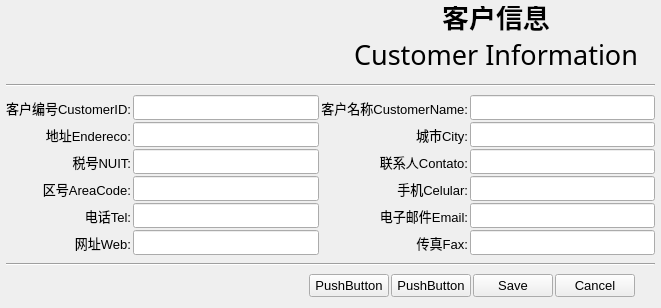
The window that Ui/FormCustomerEdit.ui (golden7602/zion) describes before a commit, drawn with Qt 5.
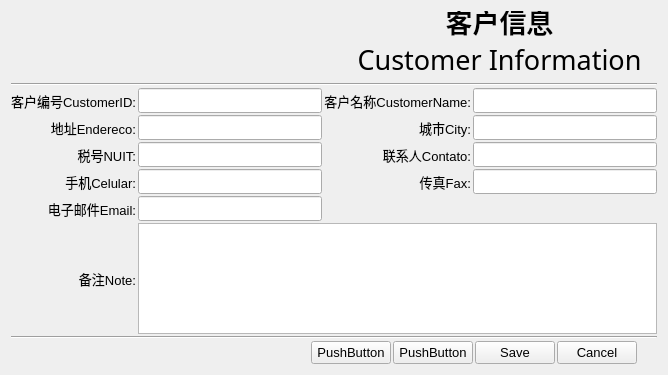
The same window after the commit. Icons and pictures are not drawn.

The edit to the form file:
```diff
--- a/Ui/FormCustomerEdit.ui
+++ b/Ui/FormCustomerEdit.ui
@@ -6,14 +6,14 @@
    <rect>
     <x>0</x>
     <y>0</y>
-    <width>661</width>
-    <height>308</height>
+    <width>668</width>
+    <height>375</height>
    </rect>
   </property>
   <property name="maximumSize">
    <size>
-    <width>661</width>
-    <height>500</height>
+    <width>668</width>
+    <height>375</height>
    </size>
   </property>
   <property name="font">
@@ -23,24 +23,12 @@
    </font>
   </property>
   <property name="windowTitle">
-   <string>Order</string>
+   <string>Customer Inoformation</string>
   </property>
   <layout class="QVBoxLayout" name="verticalLayout_2">
    <property name="spacing">
     <number>2</number>
    </property>
-   <property name="leftMargin">
-    <number>6</number>
-   </property>
-   <property name="topMargin">
-    <number>0</number>
-   </property>
-   <property name="rightMargin">
-    <number>6</number>
-   </property>
-   <property name="bottomMargin">
-    <number>2</number>
-   </property>
    <item>
     <layout class="QHBoxLayout" name="horizontalLayout_2">
      <property name="bottomMargin">
@@ -170,25 +158,6 @@
        </property>
       </widget>
      </item>
-     <item row="3" column="1">
-      <widget class="QLineEdit" name="fAreaCode">
-       <property name="minimumSize">
-        <size>
-         <width>0</width>
-         <height>25</height>
-        </size>
-       </property>
-       <property name="sizeIncrement">
-        <size>
-         <width>0</width>
-         <height>25</height>
-        </size>
-       </property>
-       <property name="clearButtonEnabled">
-        <bool>true</bool>
-       </property>
-      </widget>
-     </item>
      <item row="0" column="0">
       <widget class="QLabel" name="label_13">
        <property name="text">
@@ -243,28 +212,6 @@
        </property>
       </widget>
      </item>
-     <item row="3" column="0">
-      <widget class="QLabel" name="label_14">
-       <property name="minimumSize">
-        <size>
-         <width>0</width>
-         <height>25</height>
-        </size>
-       </property>
-       <property name="sizeIncrement">
-        <size>
-         <width>0</width>
-         <height>25</height>
-        </size>
-       </property>
-       <property name="text">
-        <string>区号AreaCode:</string>
-       </property>
-       <property name="alignment">
-        <set>Qt::AlignRight|Qt::AlignTrailing|Qt::AlignVCenter</set>
-       </property>
-      </widget>
-     </item>
      <item row="0" column="3">
       <widget class="QLineEdit" name="fCustomerName">
        <property name="minimumSize">
@@ -284,35 +231,6 @@
        </property>
       </widget>
      </item>
-     <item row="3" column="2">
-      <widget class="QLabel" name="label_10">
-       <property name="text">
-        <string>手机Celular:</string>
-       </property>
-       <property name="alignment">
-        <set>Qt::AlignRight|Qt::AlignTrailing|Qt::AlignVCenter</set>
-       </property>
-      </widget>
-     </item>
-     <item row="3" column="3">
-      <widget class="QLineEdit" name="fCelular">
-       <property name="minimumSize">
-        <size>
-         <width>0</width>
-         <height>25</height>
-        </size>
-       </property>
-       <property name="sizeIncrement">
-        <size>
-         <width>0</width>
-         <height>25</height>
-        </size>
-       </property>
-       <property name="clearButtonEnabled">
-        <bool>true</bool>
-       </property>
-      </widget>
-     </item>
      <item row="2" column="3">
       <widget class="QLineEdit" name="fContato">
        <property name="minimumSize">
@@ -420,47 +338,6 @@
        </property>
       </widget>
      </item>
-     <item row="4" column="3">
-      <widget class="QLineEdit" name="fEmail">
-       <property name="minimumSize">
-        <size>
-         <width>0</width>
-         <height>25</height>
-        </size>
-       </property>
-       <property name="sizeIncrement">
-        <size>
-         <width>0</width>
-         <height>25</height>
-        </size>
-       </property>
-       <property name="clearButtonEnabled">
-        <bool>true</bool>
-       </property>
-      </widget>
-     </item>
-     <item row="4" column="2">
-      <widget class="QLabel" name="label_20">
-       <property name="minimumSize">
-        <size>
-         <width>0</width>
-         <height>25</height>
-        </size>
-       </property>
-       <property name="sizeIncrement">
-        <size>
-         <width>0</width>
-         <height>25</height>
-        </size>
-       </property>
-       <property name="text">
-        <string>电子邮件Email:</string>
-       </property>
-       <property name="alignment">
-        <set>Qt::AlignRight|Qt::AlignTrailing|Qt::AlignVCenter</set>
-       </property>
-      </widget>
-     </item>
      <item row="2" column="1">
       <widget class="QLineEdit" name="fNUIT">
        <property name="minimumSize">
@@ -477,30 +354,28 @@
        </property>
       </widget>
      </item>
-     <item row="5" column="0">
-      <widget class="QLabel" name="label_15">
+     <item row="1" column="3">
+      <widget class="QLineEdit" name="fCity">
        <property name="minimumSize">
         <size>
          <width>0</width>
          <height>25</height>
         </size>
        </property>
-       <property name="sizeIncrement">
-        <size>
-         <width>0</width>
-         <height>25</height>
-        </size>
-       </property>
+      </widget>
+     </item>
+     <item row="3" column="0">
+      <widget class="QLabel" name="label_10">
        <property name="text">
-        <string>网址Web:</string>
+        <string>手机Celular:</string>
        </property>
        <property name="alignment">
         <set>Qt::AlignRight|Qt::AlignTrailing|Qt::AlignVCenter</set>
        </property>
       </widget>
      </item>
-     <item row="5" column="1">
-      <widget class="QLineEdit" name="fWeb">
+     <item row="3" column="1">
+      <widget class="QLineEdit" name="fCelular">
        <property name="minimumSize">
         <size>
          <width>0</width>
@@ -518,48 +393,7 @@
        </property>
       </widget>
      </item>
-     <item row="4" column="1">
-      <widget class="QLineEdit" name="fTelefone">
-       <property name="minimumSize">
-        <size>
-         <width>0</width>
-         <height>25</height>
-        </size>
-       </property>
-       <property name="sizeIncrement">
-        <size>
-         <width>0</width>
-         <height>25</height>
-        </size>
-       </property>
-       <property name="clearButtonEnabled">
-        <bool>true</bool>
-       </property>
-      </widget>
-     </item>
-     <item row="4" column="0">
-      <widget class="QLabel" name="label_12">
-       <property name="minimumSize">
-        <size>
-         <width>0</width>
-         <height>25</height>
-        </size>
-       </property>
-       <property name="sizeIncrement">
-        <size>
-         <width>0</width>
-         <height>25</height>
-        </size>
-       </property>
-       <property name="text">
-        <string>电话Tel:</string>
-       </property>
-       <property name="alignment">
-        <set>Qt::AlignRight|Qt::AlignTrailing|Qt::AlignVCenter</set>
-       </property>
-      </widget>
-     </item>
-     <item row="5" column="2">
+     <item row="3" column="2">
       <widget class="QLabel" name="label_16">
        <property name="minimumSize">
         <size>
@@ -581,7 +415,7 @@
        </property>
       </widget>
      </item>
-     <item row="5" column="3">
+     <item row="3" column="3">
       <widget class="QLineEdit" name="fFax">
        <property name="minimumSize">
         <size>
@@ -600,12 +434,75 @@
        </property>
       </widget>
      </item>
-     <item row="1" column="3">
-      <widget class="QLineEdit" name="fCity">
+     <item row="4" column="1">
+      <widget class="QLineEdit" name="fEmail">
        <property name="minimumSize">
         <size>
          <width>0</width>
          <height>25</height>
+        </size>
+       </property>
+       <property name="sizeIncrement">
+        <size>
+         <width>0</width>
+         <height>25</height>
+        </size>
+       </property>
+       <property name="clearButtonEnabled">
+        <bool>true</bool>
+       </property>
+      </widget>
+     </item>
+     <item row="4" column="0">
+      <widget class="QLabel" name="label_20">
+       <property name="minimumSize">
+        <size>
+         <width>0</width>
+         <height>25</height>
+        </size>
+       </property>
+       <property name="sizeIncrement">
+        <size>
+         <width>0</width>
+         <height>25</height>
+        </size>
+       </property>
+       <property name="text">
+        <string>电子邮件Email:</string>
+       </property>
+       <property name="alignment">
+        <set>Qt::AlignRight|Qt::AlignTrailing|Qt::AlignVCenter</set>
+       </property>
+      </widget>
+     </item>
+     <item row="5" column="0">
+      <widget class="QLabel" name="label_15">
+       <property name="minimumSize">
+        <size>
+         <width>0</width>
+         <height>25</height>
+        </size>
+       </property>
+       <property name="sizeIncrement">
+        <size>
+         <width>0</width>
+         <height>25</height>
+        </size>
+       </property>
+       <property name="text">
+        <string>备注Note:</string>
+       </property>
+       <property name="alignment">
+        <set>Qt::AlignRight|Qt::AlignTrailing|Qt::AlignVCenter</set>
+       </property>
+      </widget>
+     </item>
+     <item row="5" column="1" colspan="3">
+      <widget class="QTextEdit" name="fNote">
+       <property name="minimumSize">
+        <size>
+         <width>50</width>
+         <height>0</height>
         </size>
        </property>
       </widget>
```
